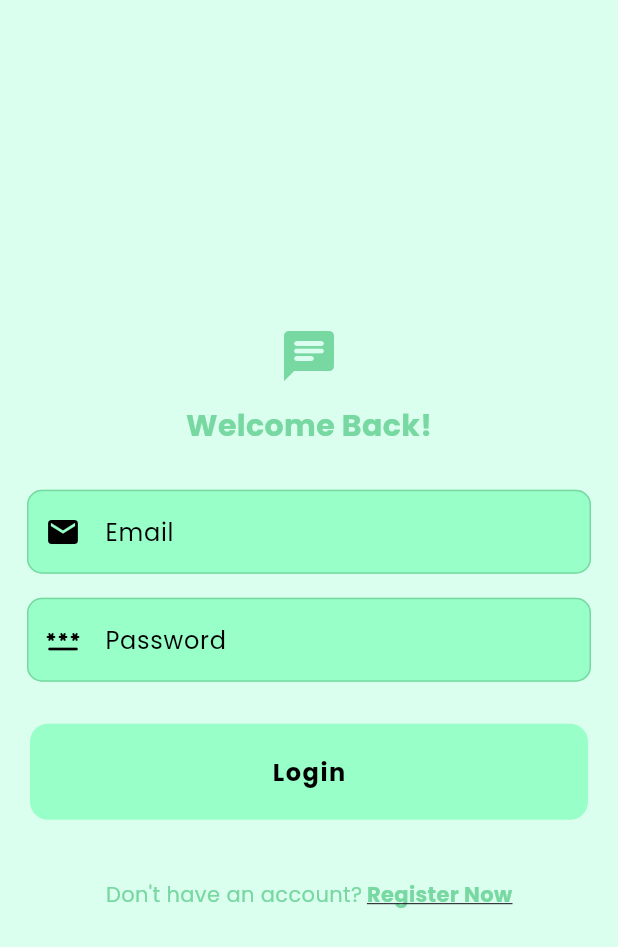
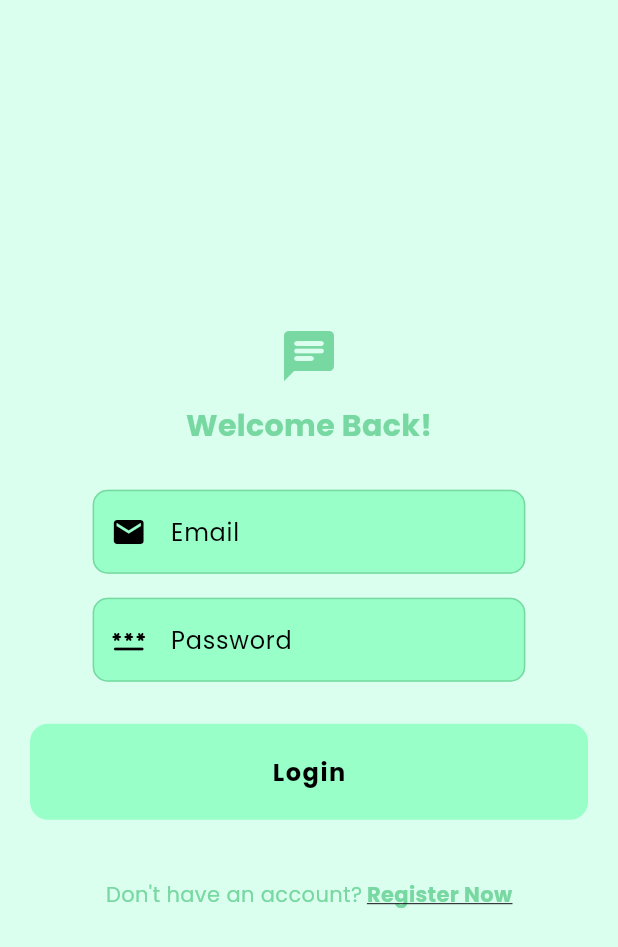
Before and after one commit to Fardeenhimself/chat_app, a Flutter app: the screen it shows after launch, on a phone screen of 412 x 824 dp. Shown: the top 947 px of the screen. Run offline on Flutter 3.47's test engine with Material 3 defaults, Android fonts, the phone set to English and light mode, and no system bars; our stand-ins replace cloud_firestore, firebase_auth, firebase_core, google_fonts; accounts and stored records are empty.

```diff
--- a/lib/components/my_textfield.dart
+++ b/lib/components/my_textfield.dart
@@ -20,6 +20,10 @@ class MyTextfield extends StatelessWidget {
   Widget build(BuildContext context) {
     return Padding(
       padding: const EdgeInsets.symmetric(horizontal: 18.0, vertical: 8),
+      child: ConstrainedBox(
+        constraints: BoxConstraints(
+          maxWidth: MediaQuery.of(context).size.width * 0.7,
+        ),
         child: TextField(
           style: TextStyle(color: Theme.of(context).colorScheme.onPrimary),
           cursorColor: Theme.of(context).colorScheme.onPrimary,
@@ -27,6 +31,9 @@ class MyTextfield extends StatelessWidget {
           focusNode: focusNode,
           controller: controller,
           obscureText: obscureText,
+          minLines: 1,
+          maxLines: null,
+          keyboardType: TextInputType.multiline,
           decoration: InputDecoration(
             enabledBorder: OutlineInputBorder(
               borderRadius: BorderRadius.circular(10),
@@ -47,6 +54,7 @@ class MyTextfield extends StatelessWidget {
             prefixIconColor: Theme.of(context).colorScheme.onPrimary,
           ),
         ),
+      ),
     );
   }
 }
```
Also changed, not shown: lib/components/chat_bubble.dart (+7 -1 lines). Lines whose indentation alone changed are shown as unchanged.
